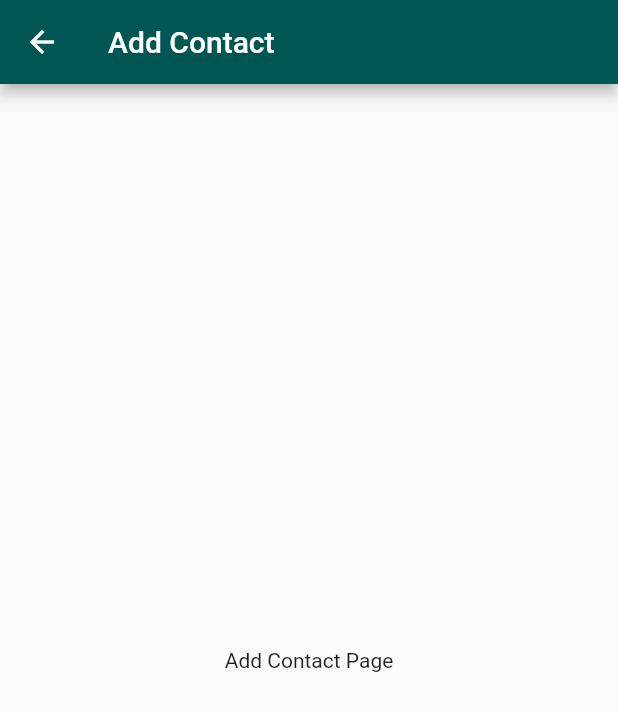
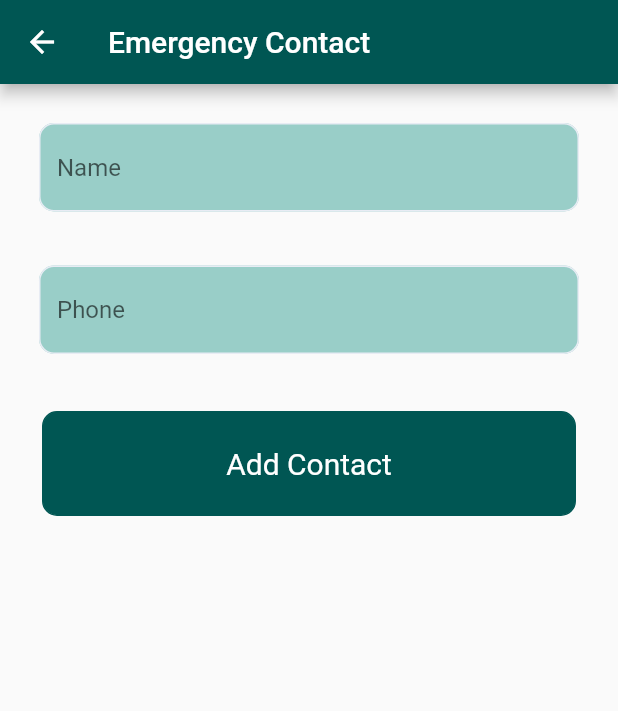
Before and after one commit to Praneetha29/Kavach, a Flutter app: the AddContactPage screen opened directly, on a phone screen of 412 x 824 dp. Shown: the top 711 px of the screen. Run offline on Flutter 3.47's test engine with Material 2 defaults, Android fonts, the phone set to English and light mode, and no system bars; our stand-ins replace flutter_screenutil, geolocator, google_maps_flutter, line_awesome_flutter.

Commit message:
add: Emergency contact implemented

```diff
--- a/kavach_app/lib/Screens/AddContactPage.dart
+++ b/kavach_app/lib/Screens/AddContactPage.dart
@@ -1,14 +1,53 @@
 import 'package:flutter/material.dart';
+import 'package:flutter/services.dart';
+import 'package:kavach_app/widgets/customized_textfield.dart';
+import 'package:kavach_app/widgets/customized_button.dart';
+
 class AddContactPage extends StatelessWidget {
+  final TextEditingController nameController = TextEditingController();
+  final TextEditingController phoneController = TextEditingController();
+
   @override
   Widget build(BuildContext context) {
     return Scaffold(
       appBar: AppBar(
-        title: Text('Add Contact'),
+        title: Text('Emergency Contact'),
         backgroundColor: Color(0XFF005653), // Set the app bar color
       ),
-      body: Center(
-        child: Text('Add Contact Page'),
+      body: Padding(
+        padding: const EdgeInsets.all(16.0),
+        child: Column(
+          crossAxisAlignment: CrossAxisAlignment.stretch,
+          children: [
+            CustomizedTextField(
+              myController: nameController,
+              hintText: 'Name',
+              isPassword: false,
+              submitted: true,
+            ),
+            SizedBox(height: 16),
+            CustomizedTextField(
+              myController: phoneController,
+              hintText: 'Phone',
+              isPassword: false,
+              submitted: true,
+              inputFormatter: [
+                FilteringTextInputFormatter.digitsOnly,
+                LengthLimitingTextInputFormatter(10),
+              ],
+            ),
+            SizedBox(height: 16),
+            CustomizedButton(
+              buttonText: 'Add Contact',
+              buttonColor: Color(0XFF005653),
+              textColor: Colors.white,
+              onPressed: () {
+                // Add your logic here for adding contact
+                // You can access nameController.text and phoneController.text for user input
+              },
+            ),
+          ],
+        ),
       ),
     );
   }
```
